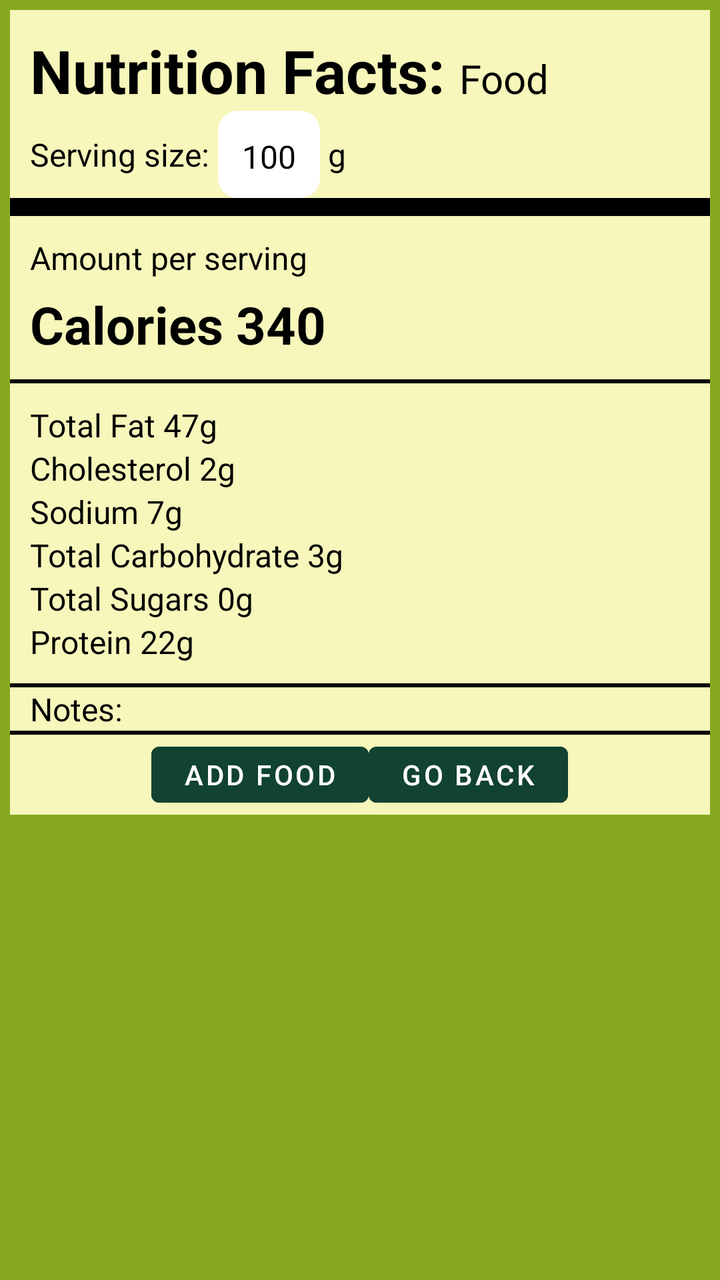
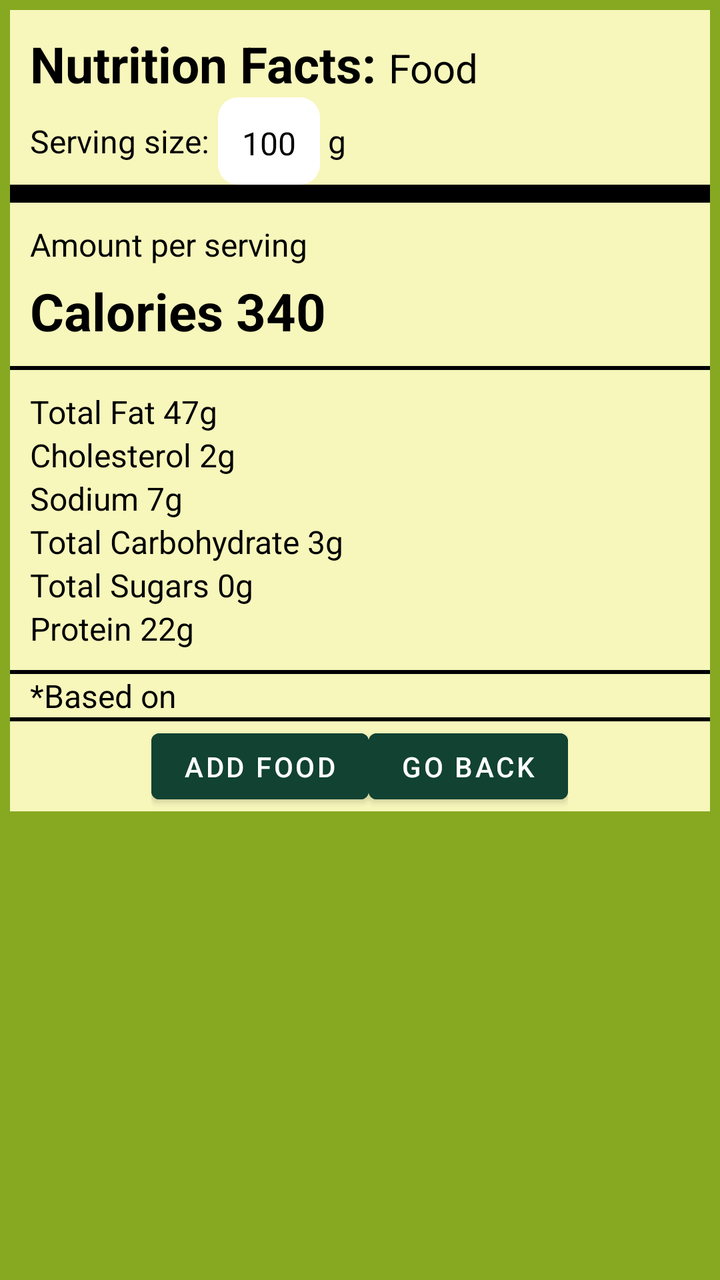

Before-and-after screenshots of an Android layout around one commit, followed by the original layout XML and the change that was made.
<!-- AndroidManifest.xml: application theme AppTheme -->
<!-- res/layout/displaypage.xml -->
<LinearLayout android:orientation="vertical" android:minWidth="25px" android:minHeight="25px" android:layout_width="match_parent" android:layout_height="match_parent" android:background="#87A922" xmlns:android="http://schemas.android.com/apk/res/android"><LinearLayout android:orientation="vertical" android:minWidth="25px" android:minHeight="25px" android:layout_margin="5dp" android:layout_width="match_parent" android:layout_height="wrap_content" android:background="#F7F6BB"><LinearLayout android:orientation="horizontal" android:paddingLeft="10dp" android:paddingTop="10dp" android:layout_width="match_parent" android:layout_height="wrap_content"><TextView android:text="Nutrition Facts: " android:layout_width="wrap_content" android:layout_height="wrap_content" android:textStyle="bold" android:textColor="#000000" android:textSize="30dp" /><TextView android:text="Food" android:layout_width="wrap_content" android:layout_height="wrap_content" android:textColor="#000000" android:gravity="center_vertical" android:id="@+id/fName" android:textSize="20dp" /></LinearLayout><LinearLayout android:orientation="horizontal" android:paddingLeft="10dp" android:layout_width="match_parent" android:layout_height="wrap_content"><TextView android:text="Serving size: " android:layout_width="wrap_content" android:layout_height="wrap_content" android:textSize="16dp" android:layout_gravity="center" android:textColor="#000000" android:id="@+id/serv" /><EditText android:text="100" android:layout_width="wrap_content" android:layout_height="wrap_content" android:textColor="#000000" android:background="@drawable/register_inputbox_design" android:textSize="16dp" android:id="@+id/serv_size" android:layout_gravity="right" android:paddingBottom="10dp" android:inputType="numberDecimal" /><TextView android:text=" g" android:layout_width="wrap_content" android:layout_height="wrap_content" android:textSize="16dp" android:layout_gravity="center" android:textColor="#000000" /></LinearLayout><View android:layout_width="match_parent" android:layout_height="9dp" android:background="#000000" /><TextView android:text="Amount per serving" android:layout_width="match_parent" android:layout_height="wrap_content" android:textColor="#000000" android:textSize="16dp" android:paddingLeft="10dp" android:paddingTop="10dp" android:paddingBottom="5dp" /><TextView android:text="Calories 340" android:layout_width="match_parent" android:layout_height="wrap_content" android:textColor="#000000" android:textSize="26dp" android:id="@+id/calServ" android:paddingLeft="10dp" android:paddingBottom="10dp" android:textStyle="bold" /><View android:layout_width="match_parent" android:layout_height="2dp" android:background="#000000" /><LinearLayout android:orientation="vertical" android:layout_width="match_parent" android:layout_height="wrap_content" android:padding="10dp"><TextView android:text="Total Fat 47g" android:layout_width="match_parent" android:layout_height="wrap_content" android:id="@+id/textV_fat" android:textColor="#000000" android:textSize="16dp" /><TextView android:text="Cholesterol 2g" android:layout_width="match_parent" android:layout_height="wrap_content" android:textColor="#000000" android:id="@+id/textV_cholesterol" android:textSize="16dp" /><TextView android:text="Sodium 7g" android:layout_width="match_parent" android:layout_height="wrap_content" android:textColor="#000000" android:id="@+id/textV_sodium" android:textSize="16dp" /><TextView android:text="Total Carbohydrate 3g" android:layout_width="match_parent" android:layout_height="wrap_content" android:textColor="#000000" android:id="@+id/textV_carbohydrates" android:textSize="16dp" /><TextView android:text="Total Sugars 0g" android:layout_width="match_parent" android:layout_height="wrap_content" android:textColor="#000000" android:id="@+id/textV_Sugar" android:textSize="16dp" /><TextView android:id="@+id/textV_protein" android:text="Protein 22g" android:layout_width="match_parent" android:layout_height="wrap_content" android:textColor="#000000" android:textSize="16dp" /></LinearLayout><View android:layout_width="match_parent" android:layout_height="2dp" android:background="#000000" /><TextView android:id="@+id/textView" android:text="Notes:" android:layout_width="match_parent" android:layout_height="wrap_content" android:textColor="#000000" android:paddingLeft="10dp" android:textSize="16dp" /><View android:layout_width="match_parent" android:layout_height="2dp" android:background="#000000" /><LinearLayout android:orientation="horizontal" android:layout_width="wrap_content" android:layout_height="wrap_content" android:layout_gravity="center"><Button android:id="@+id/btn_Add" android:layout_width="0dp" android:layout_height="120px" android:textColor="#FFFF" android:layout_weight="1" android:text="Add food" android:backgroundTint="#114232" /><Button android:id="@+id/btn1" android:text="Go Back" android:textColor="#FFFF" android:layout_width="0dp" android:layout_height="120px" android:layout_weight="1" android:backgroundTint="#114232" /></LinearLayout></LinearLayout><View android:layout_width="match_parent" android:layout_height="3dp" /></LinearLayout>
<!-- resources referenced by this layout -->
<resources>
  <!-- drawable register_inputbox_design (drawable) -->
  <shape xmlns:android="http://schemas.android.com/apk/res/android"><solid android:color="#FFFFFF" /><corners android:radius="10dp" /><padding android:left="12dp" android:top="12dp" android:right="12dp" android:bottom="12dp" /></shape>
  <style name="AppTheme" parent="Theme.MaterialComponents.Light.DarkActionBar"><item name="colorPrimary">@color/colorPrimary</item><item name="colorPrimaryDark">@color/colorPrimaryDark</item><item name="colorAccent">@color/colorAccent</item><item name="windowActionBar">false</item><item name="windowNoTitle">true</item></style>
  <color name="colorPrimary">#2c3e50</color>
  <color name="colorPrimaryDark">#1B3147</color>
  <color name="colorAccent">#3498db</color>
</resources>

<!-- the commit's change to res/layout/displaypage.xml (unified diff, before → after) -->
@@ -1 +1 @@
-<LinearLayout android:orientation="vertical" android:minWidth="25px" android:minHeight="25px" android:layout_width="match_parent" android:layout_height="match_parent" android:background="#87A922" xmlns:android="http://schemas.android.com/apk/res/android"><LinearLayout android:orientation="vertical" android:minWidth="25px" android:minHeight="25px" android:layout_margin="5dp" android:layout_width="match_parent" android:layout_height="wrap_content" android:background="#F7F6BB"><LinearLayout android:orientation="horizontal" android:paddingLeft="10dp" android:paddingTop="10dp" android:layout_width="match_parent" android:layout_height="wrap_content"><TextView android:text="Nutrition Facts: " android:layout_width="wrap_content" android:layout_height="wrap_content" android:textStyle="bold" android:textColor="#000000" android:textSize="30dp" /><TextView android:text="Food" android:layout_width="wrap_content" android:layout_height="wrap_content" android:textColor="#000000" android:gravity="center_vertical" android:id="@+id/fName" android:textSize="20dp" /></LinearLayout><LinearLayout android:orientation="horizontal" android:paddingLeft="10dp" android:layout_width="match_parent" android:layout_height="wrap_content"><TextView android:text="Serving size: " android:layout_width="wrap_content" android:layout_height="wrap_content" android:textSize="16dp" android:layout_gravity="center" android:textColor="#000000" android:id="@+id/serv" /><EditText android:text="100" android:layout_width="wrap_content" android:layout_height="wrap_content" android:textColor="#000000" android:background="@drawable/register_inputbox_design" android:textSize="16dp" android:id="@+id/serv_size" android:layout_gravity="right" android:paddingBottom="10dp" android:inputType="numberDecimal" /><TextView android:text=" g" android:layout_width="wrap_content" android:layout_height="wrap_content" android:textSize="16dp" android:layout_gravity="center" android:textColor="#000000" /></LinearLayout><View android:layout_width="match_parent" android:layout_height="9dp" android:background="#000000" /><TextView android:text="Amount per serving" android:layout_width="match_parent" android:layout_height="wrap_content" android:textColor="#000000" android:textSize="16dp" android:paddingLeft="10dp" android:paddingTop="10dp" android:paddingBottom="5dp" /><TextView android:text="Calories 340" android:layout_width="match_parent" android:layout_height="wrap_content" android:textColor="#000000" android:textSize="26dp" android:id="@+id/calServ" android:paddingLeft="10dp" android:paddingBottom="10dp" android:textStyle="bold" /><View android:layout_width="match_parent" android:layout_height="2dp" android:background="#000000" /><LinearLayout android:orientation="vertical" android:layout_width="match_parent" android:layout_height="wrap_content" android:padding="10dp"><TextView android:text="Total Fat 47g" android:layout_width="match_parent" android:layout_height="wrap_content" android:id="@+id/textV_fat" android:textColor="#000000" android:textSize="16dp" /><TextView android:text="Cholesterol 2g" android:layout_width="match_parent" android:layout_height="wrap_content" android:textColor="#000000" android:id="@+id/textV_cholesterol" android:textSize="16dp" /><TextView android:text="Sodium 7g" android:layout_width="match_parent" android:layout_height="wrap_content" android:textColor="#000000" android:id="@+id/textV_sodium" android:textSize="16dp" /><TextView android:text="Total Carbohydrate 3g" android:layout_width="match_parent" android:layout_height="wrap_content" android:textColor="#000000" android:id="@+id/textV_carbohydrates" android:textSize="16dp" /><TextView android:text="Total Sugars 0g" android:layout_width="match_parent" android:layout_height="wrap_content" android:textColor="#000000" android:id="@+id/textV_Sugar" android:textSize="16dp" /><TextView android:id="@+id/textV_protein" android:text="Protein 22g" android:layout_width="match_parent" android:layout_height="wrap_content" android:textColor="#000000" android:textSize="16dp" /></LinearLayout><View android:layout_width="match_parent" android:layout_height="2dp" android:background="#000000" /><TextView android:id="@+id/textView" android:text="Notes:" android:layout_width="match_parent" android:layout_height="wrap_content" android:textColor="#000000" android:paddingLeft="10dp" android:textSize="16dp" /><View android:layout_width="match_parent" android:layout_height="2dp" android:background="#000000" /><LinearLayout android:orientation="horizontal" android:layout_width="wrap_content" android:layout_height="wrap_content" android:layout_gravity="center"><Button android:id="@+id/btn_Add" android:layout_width="0dp" android:layout_height="120px" android:textColor="#FFFF" android:layout_weight="1" android:text="Add food" android:backgroundTint="#114232" /><Button android:id="@+id/btn1" android:text="Go Back" android:textColor="#FFFF" android:layout_width="0dp" android:layout_height="120px" android:layout_weight="1" android:backgroundTint="#114232" /></LinearLayout></LinearLayout><View android:layout_width="match_parent" android:layout_height="3dp" /></LinearLayout>
+<LinearLayout android:orientation="vertical" android:minWidth="25px" android:minHeight="25px" android:layout_width="match_parent" android:layout_height="match_parent" android:background="#87A922" xmlns:android="http://schemas.android.com/apk/res/android"><LinearLayout android:orientation="vertical" android:minWidth="25px" android:minHeight="25px" android:layout_margin="5dp" android:layout_width="match_parent" android:layout_height="wrap_content" android:background="#F7F6BB"><LinearLayout android:orientation="horizontal" android:paddingLeft="10dp" android:paddingTop="10dp" android:layout_width="match_parent" android:layout_height="wrap_content"><TextView android:text="Nutrition Facts: " android:layout_width="wrap_content" android:layout_height="wrap_content" android:textStyle="bold" android:textColor="#000000" android:textSize="25dp" /><TextView android:text="Food" android:layout_width="wrap_content" android:layout_height="wrap_content" android:textColor="#000000" android:gravity="center_vertical" android:id="@+id/fName" android:textSize="20dp" /></LinearLayout><LinearLayout android:orientation="horizontal" android:paddingLeft="10dp" android:layout_width="match_parent" android:layout_height="wrap_content"><TextView android:text="Serving size: " android:layout_width="wrap_content" android:layout_height="wrap_content" android:textSize="16dp" android:layout_gravity="center" android:textColor="#000000" android:id="@+id/serv" /><EditText android:text="100" android:layout_width="wrap_content" android:layout_height="wrap_content" android:textColor="#000000" android:background="@drawable/register_inputbox_design" android:textSize="16dp" android:id="@+id/serv_size" android:layout_gravity="right" android:paddingBottom="10dp" android:inputType="text" /><TextView android:text=" g" android:layout_width="wrap_content" android:layout_height="wrap_content" android:textSize="16dp" android:layout_gravity="center" android:textColor="#000000" /></LinearLayout><View android:layout_width="match_parent" android:layout_height="9dp" android:background="#000000" /><TextView android:text="Amount per serving" android:layout_width="match_parent" android:layout_height="wrap_content" android:textColor="#000000" android:textSize="16dp" android:paddingLeft="10dp" android:paddingTop="10dp" android:paddingBottom="5dp" /><TextView android:text="Calories 340" android:layout_width="match_parent" android:layout_height="wrap_content" android:textColor="#000000" android:textSize="26dp" android:id="@+id/calServ" android:paddingLeft="10dp" android:paddingBottom="10dp" android:textStyle="bold" /><View android:layout_width="match_parent" android:layout_height="2dp" android:background="#000000" /><LinearLayout android:orientation="vertical" android:layout_width="match_parent" android:layout_height="wrap_content" android:padding="10dp"><TextView android:text="Total Fat 47g" android:layout_width="match_parent" android:layout_height="wrap_content" android:id="@+id/textV_fat" android:textColor="#000000" android:textSize="16dp" /><TextView android:text="Cholesterol 2g" android:layout_width="match_parent" android:layout_height="wrap_content" android:textColor="#000000" android:id="@+id/textV_cholesterol" android:textSize="16dp" /><TextView android:text="Sodium 7g" android:layout_width="match_parent" android:layout_height="wrap_content" android:textColor="#000000" android:id="@+id/textV_sodium" android:textSize="16dp" /><TextView android:text="Total Carbohydrate 3g" android:layout_width="match_parent" android:layout_height="wrap_content" android:textColor="#000000" android:id="@+id/textV_carbohydrates" android:textSize="16dp" /><TextView android:text="Total Sugars 0g" android:layout_width="match_parent" android:layout_height="wrap_content" android:textColor="#000000" android:id="@+id/textV_Sugar" android:textSize="16dp" /><TextView android:id="@+id/textV_protein" android:text="Protein 22g" android:layout_width="match_parent" android:layout_height="wrap_content" android:textColor="#000000" android:textSize="16dp" /></LinearLayout><View android:layout_width="match_parent" android:layout_height="2dp" android:background="#000000" /><TextView android:id="@+id/textView" android:text="*Based on" android:layout_width="match_parent" android:layout_height="wrap_content" android:textColor="#000000" android:paddingLeft="10dp" android:textSize="16dp" /><View android:layout_width="match_parent" android:layout_height="2dp" android:background="#000000" /><LinearLayout android:orientation="horizontal" android:layout_width="wrap_content" android:layout_height="wrap_content" android:layout_gravity="center"><Button android:id="@+id/btn_Add" android:layout_width="0dp" android:layout_height="45dp" android:textColor="#FFFF" android:layout_weight="1" android:text="Add food" android:backgroundTint="#114232" /><Button android:id="@+id/btn1" android:text="Go Back" android:textColor="#FFFF" android:layout_width="0dp" android:layout_height="45dp" android:layout_weight="1" android:backgroundTint="#114232" /></LinearLayout></LinearLayout></LinearLayout>
